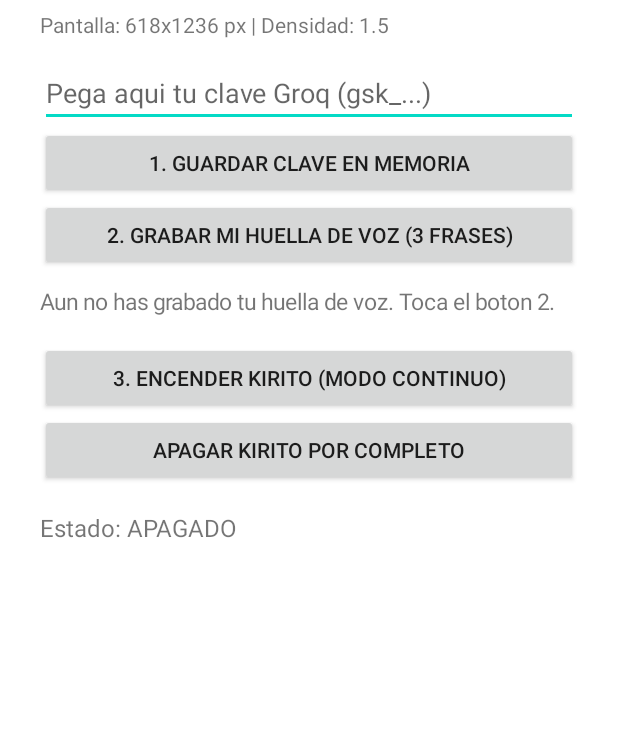
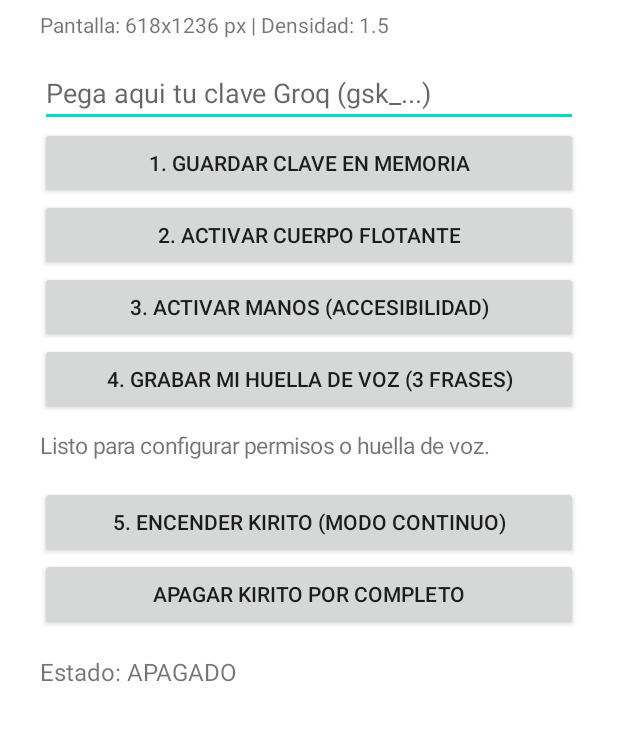
Before and after one commit to josephlisloyvillaranrufino455-coder/KiroAI, an Android app: the screen it shows after launch (MainActivity), on a phone screen of 412 x 824 dp, the part 178-919 px from its top. Run offline under Robolectric (Android 15) with nearby library versions, the phone set to English and light mode, and no system bars.

Commit message:
Update MainActivity.java

```diff
--- a/app/src/main/java/com/kiro/ai/MainActivity.java
+++ b/app/src/main/java/com/kiro/ai/MainActivity.java
@@ -4,10 +4,12 @@ import android.Manifest;
 import android.content.Intent;
 import android.content.SharedPreferences;
 import android.content.pm.PackageManager;
+import android.net.Uri;
 import android.os.Build;
 import android.os.Bundle;
 import android.os.Handler;
 import android.os.Looper;
+import android.provider.Settings;
 import android.speech.RecognitionListener;
 import android.speech.RecognizerIntent;
 import android.speech.SpeechRecognizer;
@@ -85,8 +87,26 @@ public class MainActivity extends AppCompatActivity {
             hablarGuia("Clave guardada en mi memoria.");
         });
 
+        Button btnPermisoFlotante = new Button(this);
+        btnPermisoFlotante.setText("2. ACTIVAR CUERPO FLOTANTE");
+        btnPermisoFlotante.setOnClickListener(v -> {
+            if (Build.VERSION.SDK_INT >= Build.VERSION_CODES.M && !Settings.canDrawOverlays(this)) {
+                Intent intent = new Intent(Settings.ACTION_MANAGE_OVERLAY_PERMISSION,
+                        Uri.parse("package:" + getPackageName()));
+                startActivity(intent);
+            } else {
+                textoGuiaVoz.setText("Cuerpo flotante ya esta autorizado.");
+            }
+        });
+
+        Button btnPermisoManos = new Button(this);
+        btnPermisoManos.setText("3. ACTIVAR MANOS (ACCESIBILIDAD)");
+        btnPermisoManos.setOnClickListener(v -> {
+            Intent intent = new Intent(Settings.ACTION_ACCESSIBILITY_SETTINGS);
+            startActivity(intent);
+        });
         Button btnGrabarHuella = new Button(this);
-        btnGrabarHuella.setText("2. GRABAR MI HUELLA DE VOZ (3 FRASES)");
+        btnGrabarHuella.setText("4. GRABAR MI HUELLA DE VOZ (3 FRASES)");
         btnGrabarHuella.setOnClickListener(v -> {
             pasoHuella = 0;
             sumaRms = 0f;
@@ -98,13 +118,13 @@ public class MainActivity extends AppCompatActivity {
         if (huellaActual > 0f) {
             textoGuiaVoz.setText("Huella de voz registrada (Nivel: " + String.format(Locale.US, "%.1f", huellaActual) + ").");
         } else {
-            textoGuiaVoz.setText("Aun no has grabado tu huella de voz. Toca el boton 2.");
+            textoGuiaVoz.setText("Listo para configurar permisos o huella de voz.");
         }
         textoGuiaVoz.setPadding(0, 15, 0, 25);
         textoGuiaVoz.setTextSize(15);
 
         Button btnEncenderContinuo = new Button(this);
-        btnEncenderContinuo.setText("3. ENCENDER KIRITO (MODO CONTINUO)");
+        btnEncenderContinuo.setText("5. ENCENDER KIRITO (MODO CONTINUO)");
         btnEncenderContinuo.setOnClickListener(v -> {
             String clave = cajaClave.getText().toString().trim();
             if (clave.isEmpty()) {
@@ -128,6 +148,8 @@ public class MainActivity extends AppCompatActivity {
         layout.addView(infoPantalla);
         layout.addView(cajaClave);
         layout.addView(btnGuardarClave);
+        layout.addView(btnPermisoFlotante);
+        layout.addView(btnPermisoManos);
         layout.addView(btnGrabarHuella);
         layout.addView(textoGuiaVoz);
         layout.addView(btnEncenderContinuo);
@@ -173,7 +195,7 @@ public class MainActivity extends AppCompatActivity {
             float promedio = sumaRms / frasesSugeridas.length;
             memoria.edit().putFloat("huella_voz_rms", promedio).apply();
             textoGuiaVoz.setText("Huella de voz guardada con exito (Nivel: " + String.format(Locale.US, "%.1f", promedio) + ").");
-            hablarGuia("Perfecto, ya reconozco tu tono de voz. Ahora puedes encender el modo continuo.");
+            hablarGuia("Perfecto, ya reconozco tu tono de voz.");
             return;
         }
 
@@ -198,7 +220,7 @@ public class MainActivity extends AppCompatActivity {
                 @Override public void onBufferReceived(byte[] buffer) {}
                 @Override public void onEndOfSpeech() {}
                 @Override public void onError(int error) {
-                    textoGuiaVoz.setText("No se escucho la frase " + (pasoHuella + 1) + ". Toca el boton 2 para reintentar.");
+                    textoGuiaVoz.setText("No se escucho la frase " + (pasoHuella + 1) + ". Toca el boton 4 para reintentar.");
                 }
                 @Override public void onResults(Bundle results) {
                     sumaRms += (picoMaximoPaso > 0f ? picoMaximoPaso : 5.0f);
```
